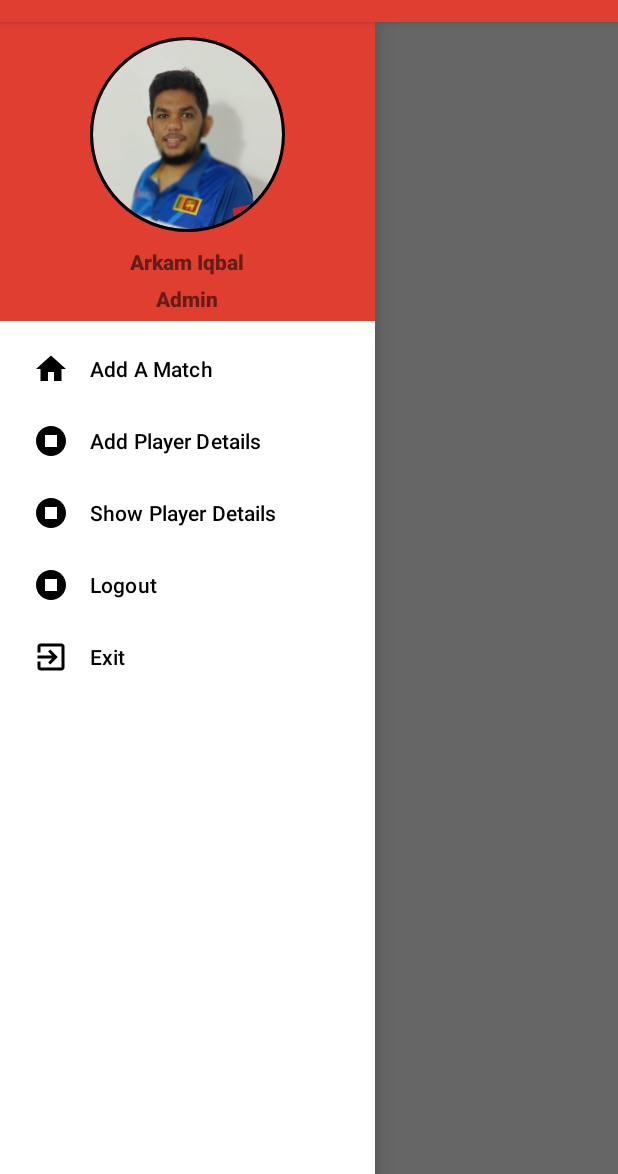
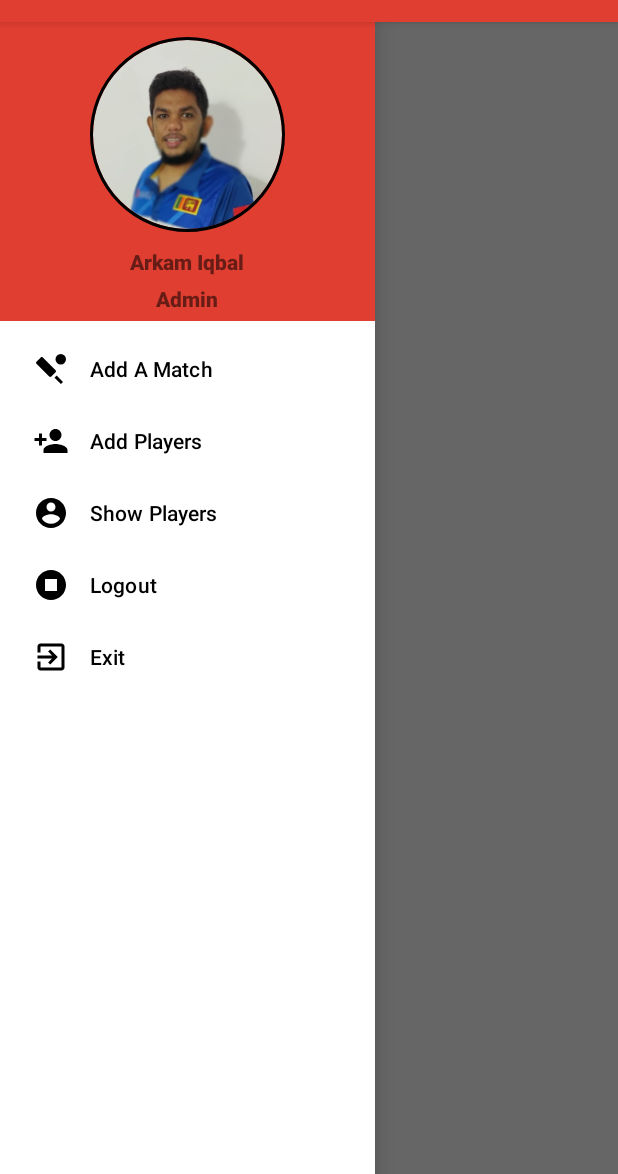
Before and after one commit to ardsb/criclova-android-app, an Android app: the screen it shows after launch (HomepageActivity), with the side drawer open, on a phone screen of 412 x 824 dp, the part 62-1236 px from its top. Run offline under Robolectric (Android 15) with nearby library versions, the phone set to English and light mode, and no system bars; our stand-ins replace CircleImageView, Firebase (no records; nobody signed in at launch, a user with empty details on screens opened directly).

```diff
--- /dev/null
+++ b/app/src/main/res/drawable/ic_baseline_person_add_24.xml
@@ -0,0 +1,10 @@
+<vector xmlns:android="http://schemas.android.com/apk/res/android"
+    android:width="24dp"
+    android:height="24dp"
+    android:viewportWidth="24"
+    android:viewportHeight="24"
+    android:tint="?attr/colorControlNormal">
+  <path
+      android:fillColor="@android:color/white"
+      android:pathData="M15,12c2.21,0 4,-1.79 4,-4s-1.79,-4 -4,-4 -4,1.79 -4,4 1.79,4 4,4zM6,10L6,7L4,7v3L1,10v2h3v3h2v-3h3v-2L6,10zM15,14c-2.67,0 -8,1.34 -8,4v2h16v-2c0,-2.66 -5.33,-4 -8,-4z"/>
+</vector>
--- a/app/src/main/res/menu/navigation_menu.xml
+++ b/app/src/main/res/menu/navigation_menu.xml
@@ -3,21 +3,21 @@
 
     <item
         android:id="@+id/txtAddMatch"
-        android:icon="@drawable/ic_baseline_home_24"
+        android:icon="@drawable/ic_baseline_sports_cricket_24"
         android:title="Add A Match">
 
     </item>
     <item
         android:id="@+id/txtAddPlayerDetails"
-        android:icon="@drawable/ic_baseline_stop_circle_24"
-        android:title="Add Player Details">
+        android:icon="@drawable/ic_baseline_person_add_24"
+        android:title="Add Players">
 
     </item>
 
     <item
         android:id="@+id/txtShowPlayerDetails"
-        android:icon="@drawable/ic_baseline_stop_circle_24"
-        android:title="Show Player Details">
+        android:icon="@drawable/ic_baseline_account_circle_24"
+        android:title="Show Players">
 
     </item>
 
```
Also changed, not shown: app/src/main/java/com/example/criclowa/View/AddPlayerDetailActivity.java (+4 -18 lines), app/src/main/res/drawable/ic_baseline_slideshow_24.xml (added, +10 -0 lines), app/src/main/res/layout/activity_add_player_detail.xml (+0 -8 lines), app/src/main/res/layout/players_profile_list_layout.xml (+2 -6 lines).
